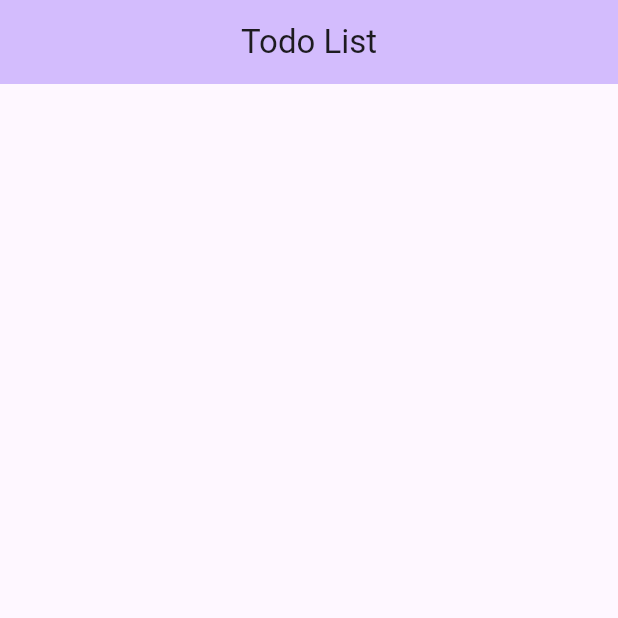
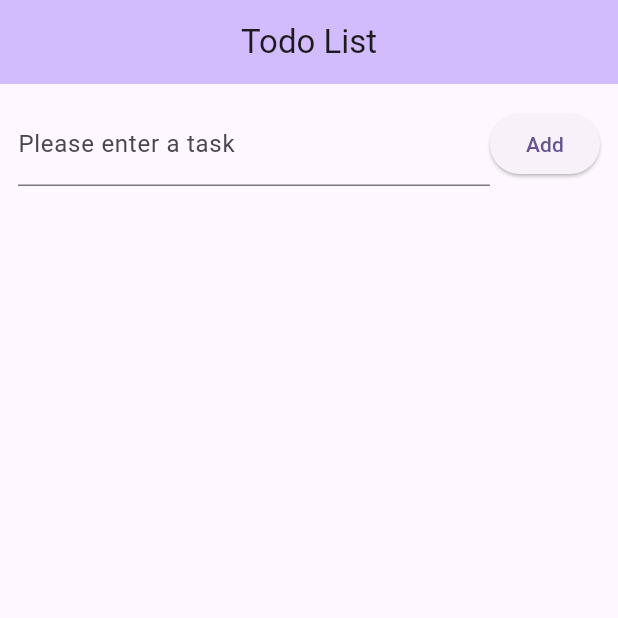
Before and after one commit to KaozhiChen/flutter_todo_list, a Flutter app: the screen it shows after launch, on a phone screen of 412 x 824 dp, the top half of it. Run offline on Flutter 3.47's test engine with Material 3 defaults, Android fonts, the phone set to English and light mode, and no system bars.

Commit message:
Implement simple add task function and display task list

```diff
--- a/lib/main.dart
+++ b/lib/main.dart
@@ -28,6 +28,18 @@ class MyHomePage extends StatefulWidget {
 }
 
 class _MyHomePageState extends State<MyHomePage> {
+  final TextEditingController _inputController = TextEditingController();
+  final List<String> _taskList = [];
+
+  void _addTask() {
+    setState(() {
+      if (_inputController.text.isNotEmpty) {
+        _taskList.add(_inputController.text);
+        _inputController.clear();
+      }
+    });
+  }
+
   @override
   Widget build(BuildContext context) {
     return Scaffold(
@@ -36,6 +48,36 @@ class _MyHomePageState extends State<MyHomePage> {
         title: const Text('Todo List'),
         centerTitle: true,
       ),
+      body: Column(
+        children: [
+          Padding(
+            padding: const EdgeInsets.all(12),
+            child: Row(
+              children: [
+                Expanded(
+                  child: TextField(
+                    controller: _inputController,
+                    decoration: const InputDecoration(
+                      labelText: 'Please enter a task',
+                    ),
+                  ),
+                ),
+                ElevatedButton(onPressed: _addTask, child: const Text('Add'))
+              ],
+            ),
+          ),
+          Expanded(
+            child: ListView.builder(
+              itemCount: _taskList.length,
+              itemBuilder: (context, index) {
+                return ListTile(
+                  title: Text(_taskList[index]),
+                );
+              },
+            ),
+          )
+        ],
+      ),
     );
   }
 }
```
